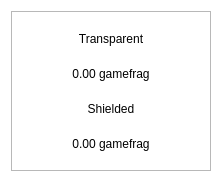
The window that src/qt/gamefrag/forms/balancebubble.ui (Game-Frag/game-frag-coin) describes before a commit, drawn with Qt 5.
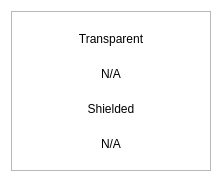
The same window after the commit.

```diff
--- a/src/qt/gamefrag/forms/balancebubble.ui
+++ b/src/qt/gamefrag/forms/balancebubble.ui
@@ -87,7 +87,7 @@
          <string notr="true"/>
         </property>
         <property name="text">
-         <string>0.00 gamefrag</string>
+         <string notr="true">N/A</string>
         </property>
         <property name="alignment">
          <set>Qt::AlignCenter</set>
@@ -113,7 +113,7 @@
          <string notr="true"/>
         </property>
         <property name="text">
-         <string>0.00 gamefrag</string>
+         <string notr="true">N/A</string>
         </property>
         <property name="alignment">
          <set>Qt::AlignCenter</set>
```
Left out of the diff: 2 changed lines with no effect on the pictures.
